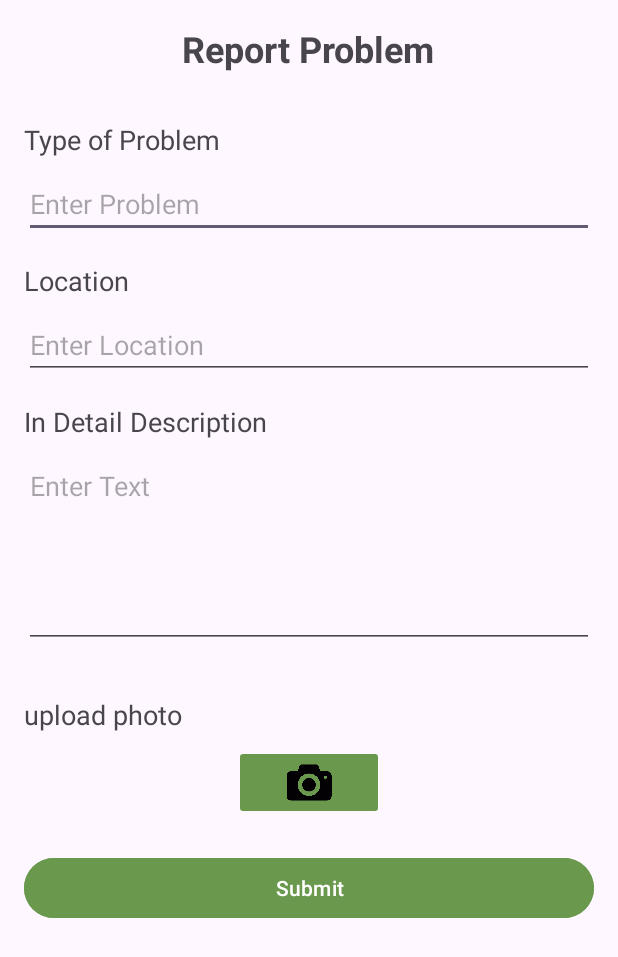
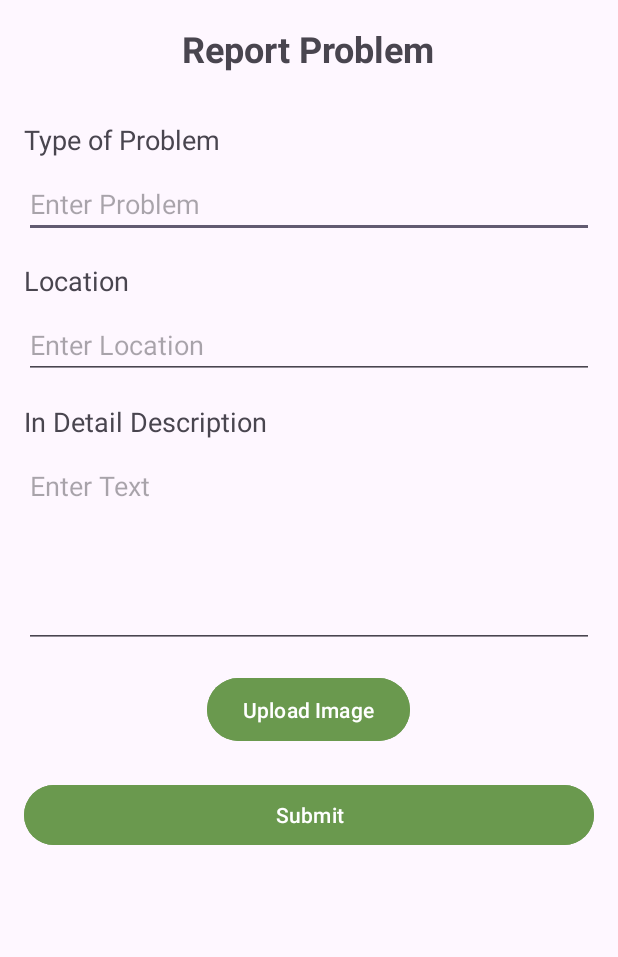
Before and after one commit to ShreyansAmin02/EcoSort, an Android app: the ReportActivity screen opened directly, with no data from a screen before it, on a phone screen of 412 x 824 dp. Shown: the top 957 px of the screen. Run offline under Robolectric (Android 15) with nearby library versions, the phone set to English and light mode, and no system bars.

Commit message:
Temp Working Version

```diff
--- a/app/src/main/java/com/example/ecosort/ReportActivity.java
+++ b/app/src/main/java/com/example/ecosort/ReportActivity.java
@@ -11,7 +11,7 @@ import androidx.appcompat.app.AppCompatActivity;
 import com.example.ecosort.Utils.SharedPrefManager;
 
 public class ReportActivity extends AppCompatActivity {
-    private ImageButton uploadImage;
+    private Button uploadImage;
     @Override
     protected void onCreate(Bundle savedInstanceState) {
         super.onCreate(savedInstanceState);
--- a/app/src/main/res/layout/report_activity.xml
+++ b/app/src/main/res/layout/report_activity.xml
@@ -68,25 +68,15 @@
             android:inputType="textMultiLine" />
 
         <!-- Upload Photo Button -->
-        <TextView
+
+        <Button
+            android:id="@+id/uploadPhotoButton"
             android:layout_width="wrap_content"
-            android:layout_height="wrap_content"
-            android:text="upload photo"
-            android:textSize="18sp"
-            android:layout_marginTop="16dp"
-            android:layout_marginBottom="8dp" />
-
-        <!-- Submit Button -->
-
-        <ImageButton
-            android:id="@+id/uploadPhotoButton"
-            android:layout_width="100dp"
             android:layout_height="50dp"
             android:backgroundTint="#6A994E"
             android:layout_gravity="center_horizontal"
             android:layout_marginBottom="5dp"
-            android:contentDescription="Upload Photo"
-            android:src="@drawable/camera"
+            android:text="Upload Image"
             android:scaleType="fitCenter"/>
 
         <Button
```
